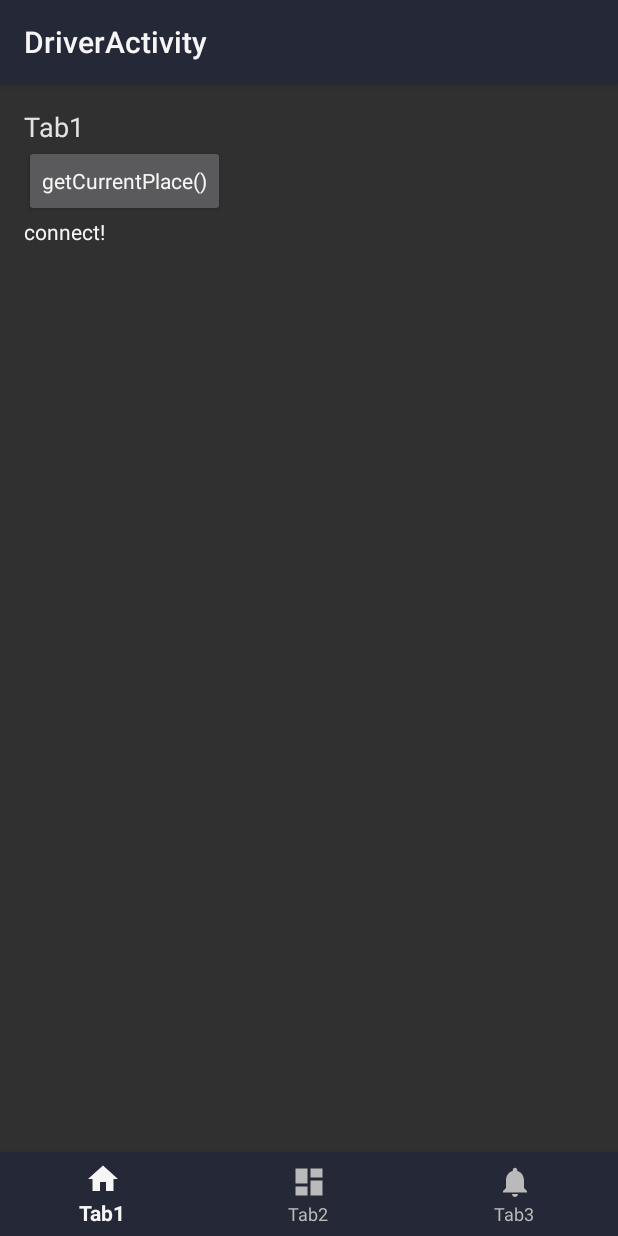
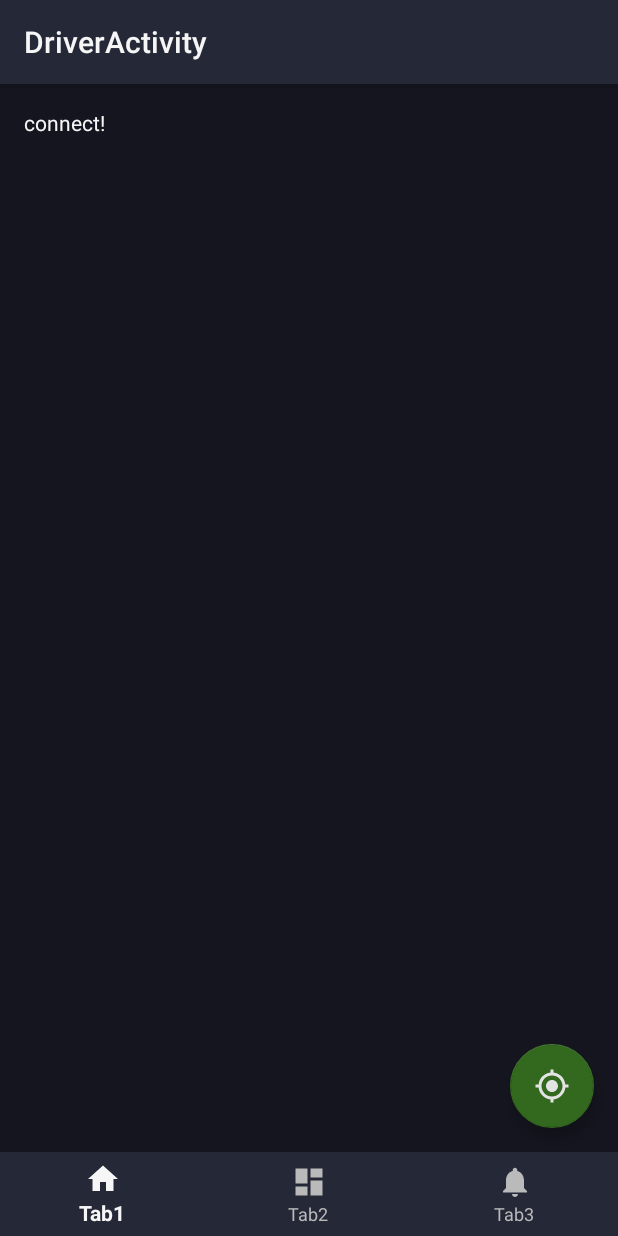
Before and after one commit to nazmulidris/places-api-poc, an Android app: the screen it shows after launch (DriverActivity), on a phone screen of 412 x 824 dp. Run offline under Robolectric (Android 15) with nearby library versions, the phone set to English and light mode, and no system bars; libraries missing offline, so code that uses them is left out: com.google.api.places; 5 statements that could not run were skipped.

Commit message:
Add FAB to the "Tab1" Fragment
- fragment_tab1.xml

  - Add a CoordinatorLayout as the root (not ScrollView) so
    that a FAB can be added
  - Add a FAB that makes the Places API call to
    getCurrentPlace()
  - Add a new icon for the FAB

- styles.xml

  - Change the default dark theme background color to
    something that closely matches the primary and
    primaryDark colors (android:windowBackground)
  - Change the accent color to something that is darker
    and also allows the FAB tint to be the same color
    as the foreground color of the bottom navigation bar

```diff
--- a/app/src/main/AndroidManifest.xml
+++ b/app/src/main/AndroidManifest.xml
@@ -33,7 +33,8 @@
 
         <activity
             android:name=".DriverActivity"
-            android:label="@string/title_activity_driver">
+            android:label="@string/title_activity_driver"
+            >
             <intent-filter>
                 <action android:name="android.intent.action.MAIN" />
                 <category android:name="android.intent.category.LAUNCHER" />
--- /dev/null
+++ b/app/src/main/res/drawable/ic_my_location_black_24dp.xml
@@ -0,0 +1,9 @@
+<vector xmlns:android="http://schemas.android.com/apk/res/android"
+        android:width="24dp"
+        android:height="24dp"
+        android:viewportWidth="24.0"
+        android:viewportHeight="24.0">
+    <path
+        android:fillColor="#FF000000"
+        android:pathData="M12,8c-2.21,0 -4,1.79 -4,4s1.79,4 4,4 4,-1.79 4,-4 -1.79,-4 -4,-4zM20.94,11c-0.46,-4.17 -3.77,-7.48 -7.94,-7.94L13,1h-2v2.06C6.83,3.52 3.52,6.83 3.06,11L1,11v2h2.06c0.46,4.17 3.77,7.48 7.94,7.94L11,23h2v-2.06c4.17,-0.46 7.48,-3.77 7.94,-7.94L23,13v-2h-2.06zM12,19c-3.87,0 -7,-3.13 -7,-7s3.13,-7 7,-7 7,3.13 7,7 -3.13,7 -7,7z"/>
+</vector>
--- a/app/src/main/res/layout/fragment_tab1.xml
+++ b/app/src/main/res/layout/fragment_tab1.xml
@@ -14,7 +14,8 @@
   ~ limitations under the License.
   -->
 
-<ScrollView xmlns:android="http://schemas.android.com/apk/res/android"
+<android.support.design.widget.CoordinatorLayout xmlns:android="http://schemas.android.com/apk/res/android"
+    xmlns:app="http://schemas.android.com/apk/res-auto"
     android:layout_width="match_parent"
     android:layout_height="match_parent">
 
@@ -26,28 +27,29 @@
         android:layout_marginTop="@dimen/activity_vertical_margin"
         android:orientation="vertical">
 
-        <TextView
-            android:id="@+id/message"
-            android:textAppearance="@style/TextAppearance.AppCompat.Medium"
-            android:layout_width="wrap_content"
-            android:layout_height="wrap_content"
-            android:text="@string/title_tab1" />
+        <ScrollView
+            android:id="@+id/current_place_text_container"
+            android:layout_width="match_parent"
+            android:layout_height="match_parent">
 
-        <Button
-            android:id="@+id/button_current_place_fragment"
-            android:textAppearance="@style/TextAppearance.AppCompat.Body1"
-            android:textAllCaps="false"
-            android:text="getCurrentPlace()"
-            android:layout_width="wrap_content"
-            android:layout_height="wrap_content" />
+            <TextView
+                android:id="@+id/current_place_text_fragment"
+                android:textAppearance="@style/TextAppearance.AppCompat.Body1"
+                android:layout_width="match_parent"
+                android:layout_height="wrap_content"
+                android:text="current_place_text_fragment" />
 
-        <TextView
-            android:id="@+id/current_place_text_fragment"
-            android:textAppearance="@style/TextAppearance.AppCompat.Body1"
-            android:layout_width="match_parent"
-            android:layout_height="wrap_content"
-            android:text="current_place_text_fragment" />
+        </ScrollView>
 
     </LinearLayout>
 
-</ScrollView>
+    <android.support.design.widget.FloatingActionButton
+        android:id="@+id/button_current_place_fragment"
+        android:layout_width="wrap_content"
+        android:layout_height="wrap_content"
+        android:layout_gravity="end|bottom"
+        android:layout_margin="16dp"
+        android:tint="@color/textColorSecondary"
+        app:srcCompat="@drawable/ic_my_location_black_24dp" />
+
+</android.support.design.widget.CoordinatorLayout>
--- a/app/src/main/res/values/colors.xml
+++ b/app/src/main/res/values/colors.xml
@@ -17,7 +17,8 @@
 <resources>
     <color name="colorPrimary">#252836</color>
     <color name="colorPrimaryDark">#1D202B</color>
-    <color name="colorAccent">#015FD6</color>
+    <color name="windowBackground">#15151f</color>
+    <color name="colorAccent">#33691e</color>
     <color name="textColorPrimary">#F6F6F6</color>
     <color name="textColorSecondary">#e3e3e3</color>
     <color name="textColorTertiary">#bababa</color>
--- a/app/src/main/res/values/styles.xml
+++ b/app/src/main/res/values/styles.xml
@@ -22,6 +22,7 @@
         <item name="colorPrimary">@color/colorPrimary</item>
         <item name="colorPrimaryDark">@color/colorPrimaryDark</item>
         <item name="colorAccent">@color/colorAccent</item>
+        <item name="android:windowBackground">@color/windowBackground</item>
         <item name="android:textColorPrimary">@color/textColorPrimary</item>
         <item name="android:textColorSecondary">@color/textColorSecondary</item>
         <item name="android:textColorTertiary">@color/textColorTertiary</item>
```
Also changed, not shown: 1 other file.
